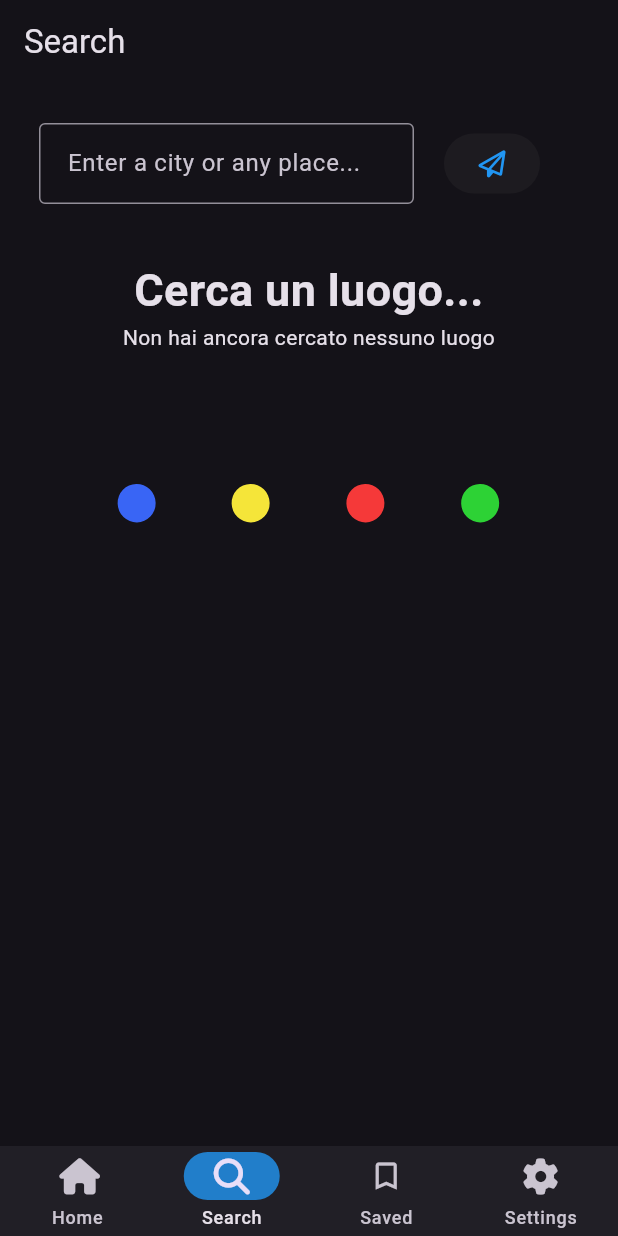
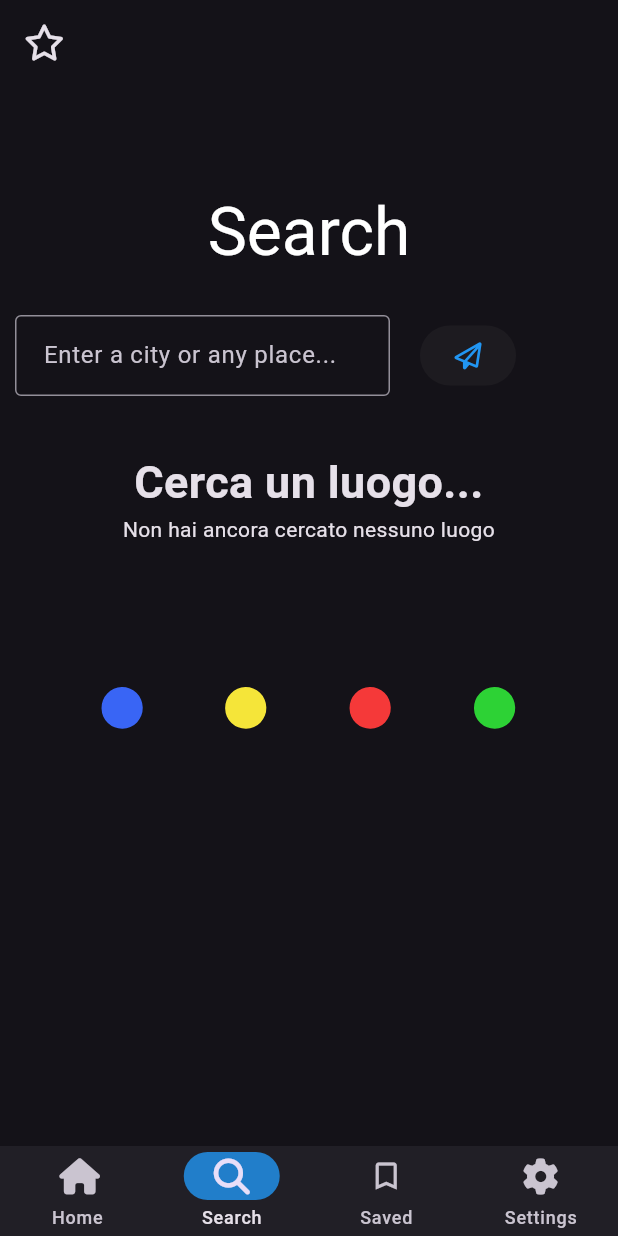
Before and after one commit to marco0019/weather, a Flutter app: the screen it shows after launch, on a phone screen of 412 x 824 dp. Run offline on Flutter 3.47's test engine with Material 2 defaults, Android fonts, the phone set to English and light mode, and no system bars; our stand-ins replace fl_chart, flutter_dotenv, font_awesome_flutter, lottie, percent_indicator, sqflite; missing offline and left inert: country_icons; accounts and stored records are empty.

Commit message:
Aggiornamento posti recenti

```diff
--- a/lib/components/segmented_button.dart
+++ b/lib/components/segmented_button.dart
@@ -15,12 +15,15 @@ class SingleChoice extends StatelessWidget {
       mainAxisAlignment: MainAxisAlignment.end,
       children: [
         InkWell(
+            borderRadius: const BorderRadius.all(Radius.circular(10)),
             onTap: () => home.range = 1,
             child: itemTextButton(context, '1hr', home.range == 1)),
         InkWell(
+            borderRadius: const BorderRadius.all(Radius.circular(10)),
             onTap: () => home.range = 2,
             child: itemTextButton(context, '2hr', home.range == 2)),
         InkWell(
+            borderRadius: const BorderRadius.all(Radius.circular(10)),
             onTap: () => home.range = 3,
             child: itemTextButton(context, '3hr', home.range == 3))
       ],
--- a/lib/pages/tabs/home.dart
+++ b/lib/pages/tabs/home.dart
@@ -32,7 +32,7 @@ class Home extends StatelessWidget {
                           leading: IconButton(
                               onPressed: () => LocalStorage.insertData(
                                   'PlaceSaved',
-                                  once: true,
+                                  once: false,
                                   place: weather.title,
                                   country: 'country',
                                   longitude: weather.longitude!,
--- a/lib/pages/tabs/search_place.dart
+++ b/lib/pages/tabs/search_place.dart
@@ -49,11 +49,23 @@ class _SearchPlaceState extends State<SearchPlace> {
   @override
   Widget build(BuildContext context) {
     return Scaffold(
-        appBar: AppBar(title: const Text('Search')),
-        body: Padding(
-            padding: const EdgeInsets.all(16.0),
-            child: ListView(children: [
-              Padding(
+        body: CustomScrollView(slivers: [
+      SliverAppBar(
+        leading: IconButton(
+            onPressed: () => {}, icon: const Icon(FontAwesomeIcons.star)),
+        centerTitle: true,
+        pinned: true,
+        expandedHeight: 200,
+        flexibleSpace: FlexibleSpaceBar(
+            centerTitle: true,
+            expandedTitleScale: 2,
+            title: Text(
+              'Search',
+              style: TextStyle(color: Theme.of(context).primaryColorLight),
+            )),
+      ),
+      SliverToBoxAdapter(
+        child: Padding(
             padding: const EdgeInsets.all(10),
             child: Row(children: [
               SizedBox(
@@ -66,11 +78,11 @@ class _SearchPlaceState extends State<SearchPlace> {
                     fillColor: Theme.of(context).primaryColor,
                     focusColor: Theme.of(context).primaryColor,
                     focusedBorder: OutlineInputBorder(
-                              borderSide: BorderSide(
-                                  color: Theme.of(context).primaryColor)),
+                        borderSide:
+                            BorderSide(color: Theme.of(context).primaryColor)),
                     border: OutlineInputBorder(
-                              borderSide: BorderSide(
-                                  color: Theme.of(context).primaryColor)),
+                        borderSide:
+                            BorderSide(color: Theme.of(context).primaryColor)),
                     contentPadding: const EdgeInsets.all(15),
                   ),
                   validator: (value) {
@@ -86,12 +98,12 @@ class _SearchPlaceState extends State<SearchPlace> {
                   autofocus: true,
                   style: ButtonStyle(
                       //shape: MaterialStatePropertyAll(),
-                            padding: const MaterialStatePropertyAll(
-                                EdgeInsets.all(0)),
+                      padding:
+                          const MaterialStatePropertyAll(EdgeInsets.all(0)),
                       overlayColor: MaterialStatePropertyAll(
                           Theme.of(context).primaryColor.withOpacity(.1)),
-                            shadowColor: const MaterialStatePropertyAll(
-                                Colors.transparent),
+                      shadowColor:
+                          const MaterialStatePropertyAll(Colors.transparent),
                       foregroundColor: MaterialStatePropertyAll(
                           Theme.of(context).primaryColor)),
                   onPressed: () => _controller.text == ''
@@ -99,8 +111,10 @@ class _SearchPlaceState extends State<SearchPlace> {
                       : setList(city: _controller.text),
                   child: const Icon(FontAwesomeIcons.paperPlane))
             ])),
-              const SizedBox(height: 16.0),
-              FutureBuilder(
+      ),
+      const SliverToBoxAdapter(child: SizedBox(height: 16.0)),
+      SliverToBoxAdapter(
+        child: FutureBuilder(
             future: LocalStorage.getItems('Recently'),
             builder: (context, snapshot) {
               if (snapshot.hasData) {
@@ -116,33 +130,37 @@ class _SearchPlaceState extends State<SearchPlace> {
                 return const Text('loading');
               }
             }),
+      ),
       if (error != '')
         Text(error)
       else if (isLoading == null)
-                const RandomLoading(
+        const SliverToBoxAdapter(
+          child: RandomLoading(
               title: 'Cerca un luogo...',
-                    description: 'Non hai ancora cercato nessuno luogo')
+              description: 'Non hai ancora cercato nessuno luogo'),
+        )
       else if (isLoading!)
-                const RandomLoading(
+        const SliverToBoxAdapter(
+          child: RandomLoading(
             title: 'Caricamento...',
             description: 'Sto mandando la richiesta al server...',
+          ),
         )
       else if (cities['results'] != null)
-                //Row(children: [
-                for (Map<String, dynamic> city
-                    in cities['results'] as List<dynamic>)
-                  CityCard(
+        for (Map<String, dynamic> city in cities['results'] as List<dynamic>)
+          SliverToBoxAdapter(
+            child: CityCard(
                 timezone: city['timezone'],
                 countryCode: city['country_code'],
                 place: city['name'],
                 country: city['country'] ?? ' ',
                 lat: city['latitude'],
-                      lon: city['longitude'])
-              //])
+                lon: city['longitude']),
+          )
       else
-                const Center(
-                    child: Text('No results', style: TextStyle(fontSize: 30))),
-            ])));
+        const Center(child: Text('No results', style: TextStyle(fontSize: 30))),
+      const SliverToBoxAdapter(child: SizedBox(height: 80))
+    ]));
   }
 }
 /*
--- a/lib/providers/local_storage.dart
+++ b/lib/providers/local_storage.dart
@@ -45,6 +45,7 @@ class LocalStorage {
     db.query(table,
         where: 'place = ?',
         whereArgs: [place]).then((value) => isInserted = value.isNotEmpty);
+    debugPrint('$table:  $isInserted');
     return isInserted;
   }
 
```
Also changed, not shown: lib/components/hourly/card_hourly.dart (+7 -10 lines), lib/components/recently_place.dart (+27 -1 lines). Lines whose indentation alone changed are shown as unchanged.
